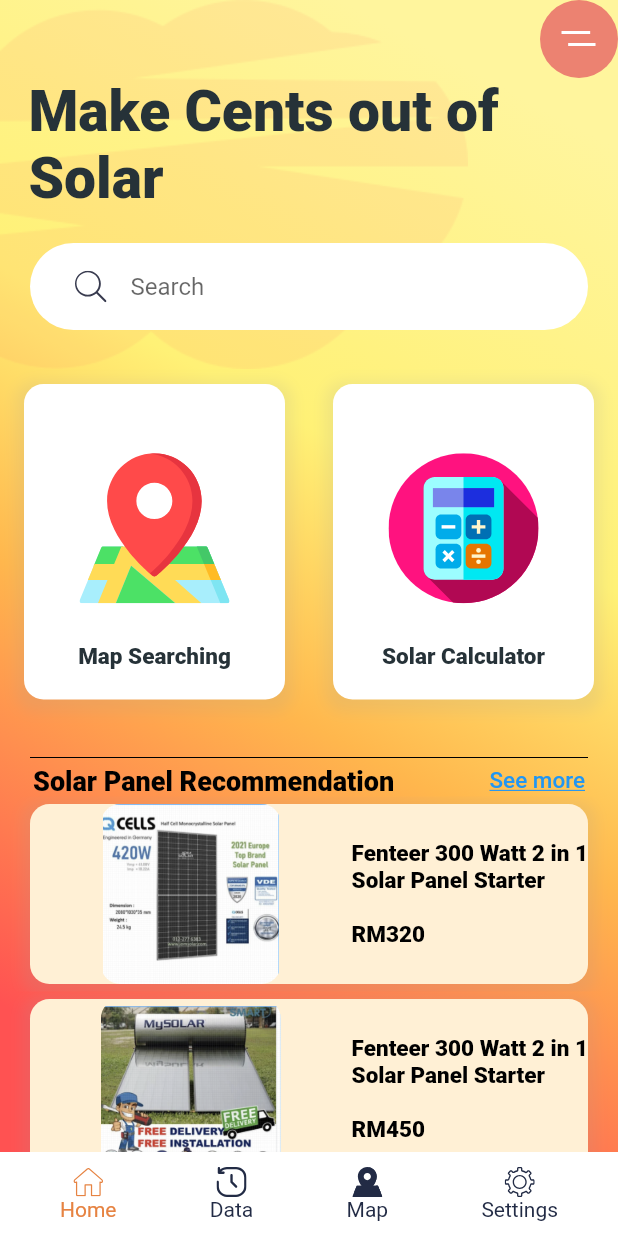
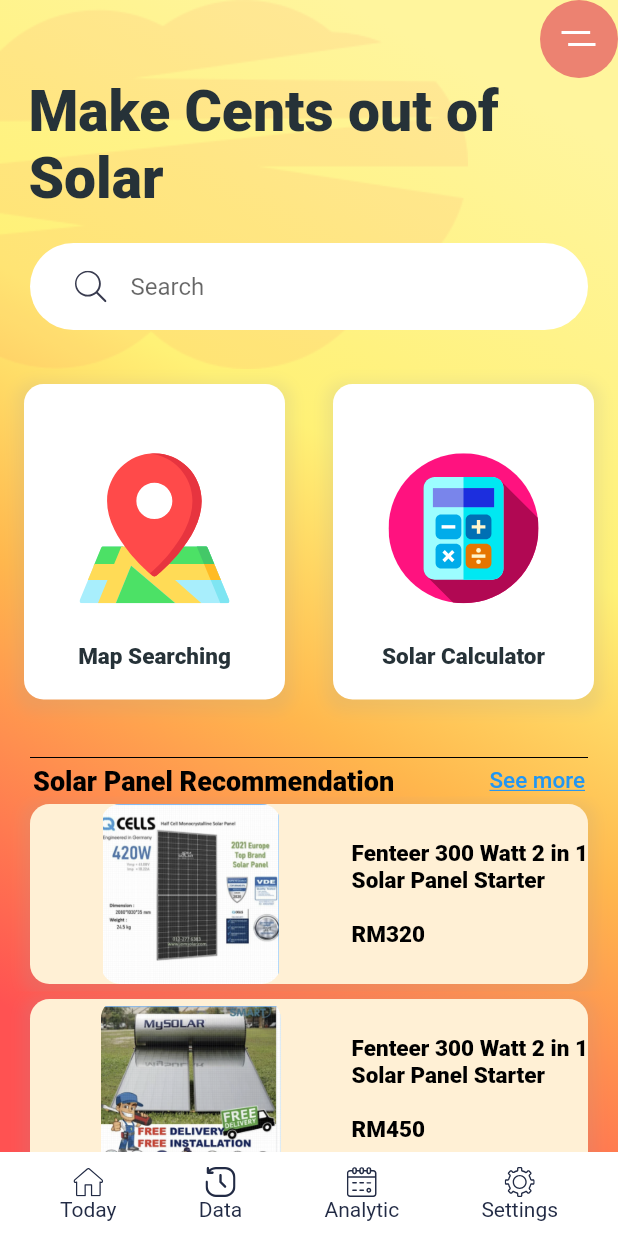
Before and after one commit to wesleychiang01/sunshine, a Flutter app: the mainhomePage screen opened directly, item 3 of the bottom bar chosen, after a tap on "Today", on a phone screen of 412 x 824 dp. Run offline on Flutter 3.47's test engine with Material 2 defaults, Android fonts, the light colour scheme and no system bars; our stand-ins replace circular_profile_avatar, fl_chart, flutter_svg, geolocator, google_fonts, google_maps_flutter and 1 more; missing offline and left inert: dart:ffi; network calls fail.

Commit message:
New modification

```diff
--- a/lib/screen/dashboard/map_display.dart
+++ b/lib/screen/dashboard/map_display.dart
@@ -110,17 +110,6 @@ class _MapDisplayState extends State<MapDisplay> {
                 );
               },
               isActive: false,
-            ),
-            BottomNavItem(
-              title: "Map",
-              svgScr: "icons/icons/map.svg",
-              press: () {
-                Navigator.push(
-                  context,
-                  MaterialPageRoute(builder: (context) => MapDisplay()),
-                );
-              },
-              isActive: true,
             ),
             BottomNavItem(
               title: "Analytic",
--- a/lib/screen/mainhomePage/mainhomePage.dart
+++ b/lib/screen/mainhomePage/mainhomePage.dart
@@ -3,8 +3,10 @@ import 'package:flutter/foundation.dart';
 import 'package:flutter/material.dart';
 import 'package:flutter_svg/flutter_svg.dart';
 import 'package:sunshine/data/data.dart';
+import 'package:sunshine/screen/dashboard/calculator.dart';
 import 'package:sunshine/screen/dashboard/history_data2.dart';
 import 'package:sunshine/screen/dashboard/map_display.dart';
+import 'package:sunshine/screen/dashboard/today.dart';
 import 'package:sunshine/screen/mainhomePage/solar_card.dart';
 import 'Widgets/category_card.dart';
 import 'Widgets/BottomNavItem.dart';
@@ -27,7 +29,7 @@ class mainhomePage extends StatelessWidget {
           mainAxisAlignment: MainAxisAlignment.spaceBetween,
           children: [
             BottomNavItem(
-              title: "Home",
+              title: "Today",
               svgScr: "icons/icons/homepage.svg",
               press: () {
                 Navigator.push(
@@ -35,7 +37,7 @@ class mainhomePage extends StatelessWidget {
                   MaterialPageRoute(builder: (context) => mainhomePage()),
                 );
               },
-              isActive: true,
+              isActive: false,
             ),
             BottomNavItem(
               title: "Data",
@@ -49,12 +51,12 @@ class mainhomePage extends StatelessWidget {
               isActive: false,
             ),
             BottomNavItem(
-              title: "Map",
-              svgScr: "icons/icons/map.svg",
+              title: "Analytic",
+              svgScr: "icons/icons/calendar.svg",
               press: () {
                 Navigator.push(
                   context,
-                  MaterialPageRoute(builder: (context) => MapDisplay()),
+                  MaterialPageRoute(builder: (context) => LineChartPage()),
                 );
               },
               isActive: false,
@@ -164,7 +166,13 @@ class mainhomePage extends StatelessWidget {
                         CategoryCard(
                           title: "Solar Calculator",
                           svgSrc: "icons/icons/calculator.svg",
-                          press: () {},
+                          press: () {
+                            Navigator.push(
+                              context,
+                              MaterialPageRoute(
+                                  builder: (context) => Calculator()),
+                            );
+                          },
                         ),
                       ],
                     ),
--- a/lib/screen/mainhomePage/setting.dart
+++ b/lib/screen/mainhomePage/setting.dart
@@ -50,7 +50,7 @@ class _SettingsTwoPageState extends State<SettingsTwoPage> {
       bottomNavigationBar: Container(
         padding: EdgeInsets.symmetric(horizontal: 40, vertical: 10),
         height: 56,
-        color: Colors.white,
+        color: Colors.grey.shade300,
         child: Row(
           mainAxisAlignment: MainAxisAlignment.spaceBetween,
           children: [
```
